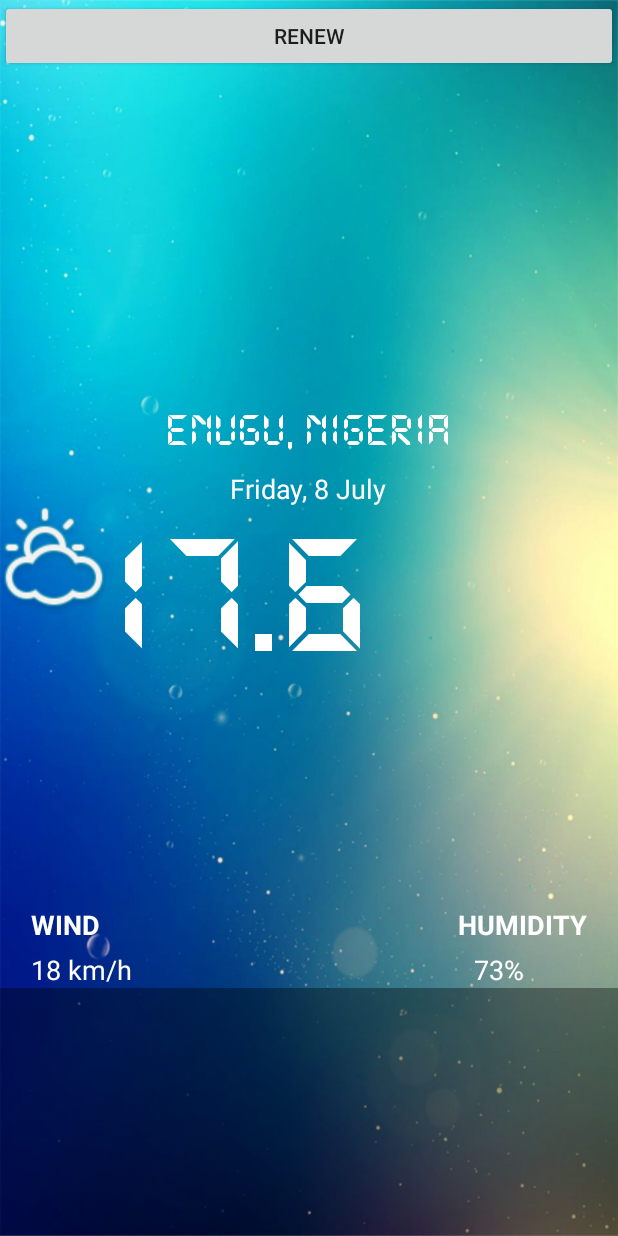
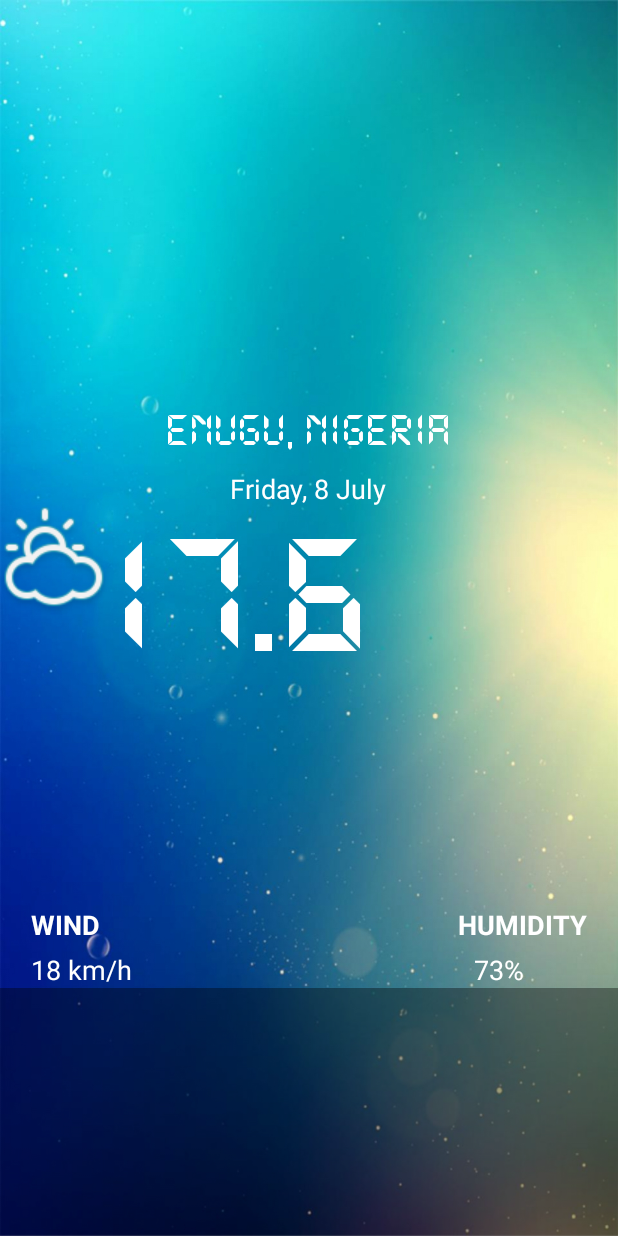
Before and after one commit to AleksanderBelov/ALWeather, an Android app: the screen it shows after launch (MainActivity), on a phone screen of 412 x 824 dp. Run offline under Robolectric (Android 15) with nearby library versions, the phone set to English and light mode, and no system bars; our stand-ins replace EventBus, Picasso, sdp/ssp sizes; libraries missing offline, so code that uses them is left out: com.orm, org.parceler; pictures from the network do not load; 3 statements that could not run were skipped.

Commit message:
alpha version & swipe

```diff
--- a/app/src/main/java/com/alwh/alweather/UI/MainActivity.java
+++ b/app/src/main/java/com/alwh/alweather/UI/MainActivity.java
@@ -31,6 +31,7 @@ import org.parceler.Parcels;
 import static com.alwh.alweather.helpers.AppRoot.FORECAST;
 import static com.alwh.alweather.helpers.AppRoot.NEW_WEATHER;
 import static com.alwh.alweather.helpers.AppRoot.QUESTION_TO_SERVECE;
+import static com.alwh.alweather.helpers.AppRoot.TRANSFER_NEW_WEATHER;
 import static com.alwh.alweather.helpers.AppRoot.TRANSFER_SAVE_FORECAST;
 import static com.alwh.alweather.helpers.AppRoot.TRANSFER_SAVE_WEATHER;
 import static com.alwh.alweather.helpers.AppRoot.WEATHER;
@@ -47,6 +48,7 @@ public class MainActivity extends Activity {
     BroadcastReceiver br;
     SQLiteForecastData sqLiteForecastData;
     SQLiteWeatherData sqliteWeatherData;
+    Context context;
 
     private GestureDetector gestureDetector;
 
@@ -56,6 +58,7 @@ public class MainActivity extends Activity {
     protected void onCreate(Bundle savedInstanceState) {
         super.onCreate(savedInstanceState);
         setContentView(R.layout.activity_main);
+        context = this;
 
 
         startService(new Intent(this, AlWeatherService.class).
@@ -144,8 +147,8 @@ public class MainActivity extends Activity {
 
 
     public boolean dispatchTouchEvent(MotionEvent event) {
+        super.dispatchTouchEvent(event);
         return gestureDetector.onTouchEvent(event);
-
 
     }
 
@@ -158,8 +161,18 @@ public class MainActivity extends Activity {
                                    float velocityY) {
                 try {
                     if (detector.isSwipeDown(e1, e2, velocityY)) {
-                        return false;
+
+                        startService(new Intent(context, AlWeatherService.class).
+                                putExtra(QUESTION_TO_SERVECE, TRANSFER_NEW_WEATHER));
+
+
+                        showToast("update");
+
                     } else if (detector.isSwipeUp(e1, e2, velocityY)) {
+
+
+
+                        Log.d(TAG, "update " + QUESTION_TO_SERVECE + TRANSFER_NEW_WEATHER);
 
 
                         showToast("Up Swipe");
@@ -176,9 +189,6 @@ public class MainActivity extends Activity {
             }
 
             private void showToast(String phrase) {
-
-
-
                 Toast.makeText(getApplicationContext(), phrase, Toast.LENGTH_SHORT).show();
             }
         });
--- a/app/src/main/java/com/alwh/alweather/UI/WeatherFragment.java
+++ b/app/src/main/java/com/alwh/alweather/UI/WeatherFragment.java
@@ -115,18 +115,6 @@ public class WeatherFragment extends Fragment {
         EventBus.getDefault().register(this);
 
 
-
-
-
-        Button button = (Button) weatherFragmentView.findViewById(R.id.renew);
-        button.setOnClickListener(new View.OnClickListener() {
-            @Override
-            public void onClick(View v) {
-                EventBus.getDefault().post(new SelectShow(2));
-            }
-        });
-
-
         initView();
         getActivity()
                 .startService(new Intent(getActivity(), AlWeatherService.class).
--- a/app/src/main/res/layout/fragment_weather.xml
+++ b/app/src/main/res/layout/fragment_weather.xml
@@ -20,13 +20,6 @@
             android:layout_height="0dp"
             android:layout_weight="8"
             android:orientation="horizontal">
-
-            <Button
-                android:id="@+id/renew"
-                android:layout_width="match_parent"
-                android:layout_height="wrap_content"
-                android:layout_weight="1"
-                android:text="renew" />
 
         </LinearLayout>
 
```
